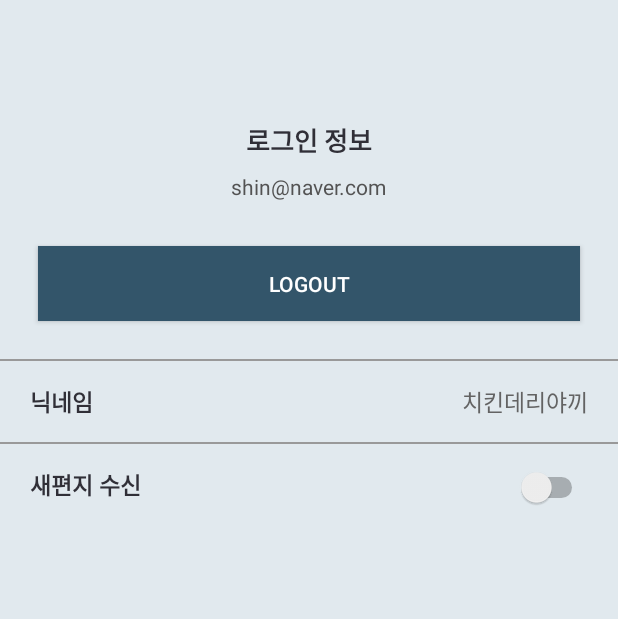
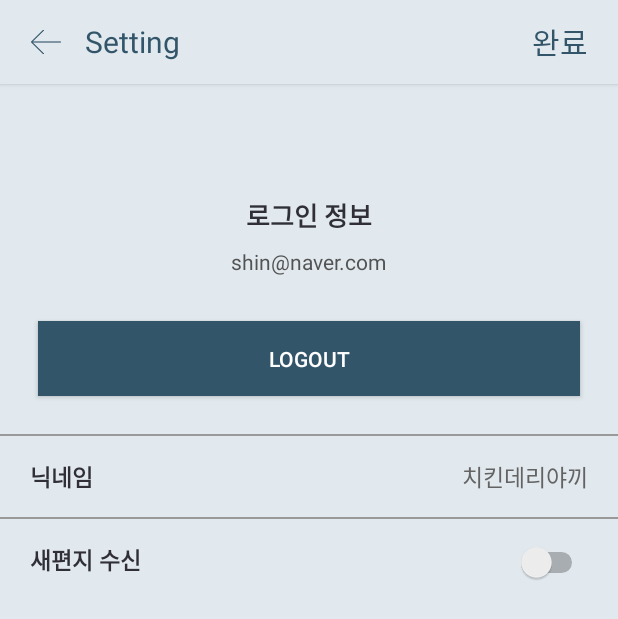
Before and after one commit to SignalHouse/Android-dear, an Android app: the MyPageActivity screen opened directly, with no data from a screen before it, on a phone screen of 412 x 824 dp. Shown: the top 619 px of the screen. Run offline under Robolectric (Android 15) with nearby library versions, the phone set to English and light mode, and no system bars; our stand-ins replace ButterKnife.

Commit message:
tool bar added

```diff
--- a/app/src/main/java/nexters/com/dear/activity/MyPageActivity.java
+++ b/app/src/main/java/nexters/com/dear/activity/MyPageActivity.java
@@ -2,14 +2,48 @@ package nexters.com.dear.activity;
 
 import android.support.v7.app.AppCompatActivity;
 import android.os.Bundle;
+import android.support.v7.widget.Toolbar;
+import android.view.View;
+import android.widget.ImageView;
+import android.widget.TextView;
+import android.widget.Toast;
 
+import butterknife.BindView;
+import butterknife.ButterKnife;
+import butterknife.OnClick;
 import nexters.com.dear.R;
 
 public class MyPageActivity extends AppCompatActivity {
+    @BindView(R.id.mypage_toolbar)
+    Toolbar toolbar;
+    @BindView(R.id.tool_bar_base_btn)
+    ImageView btnBase;
+    @BindView(R.id.tool_bar_base_go_back)
+    ImageView btnGoback;
+    @BindView(R.id.tool_bar_base_title)
+    TextView txtTitle;
+    @BindView(R.id.tool_bar_base_txt)
+    TextView txtComplete;
 
     @Override
     protected void onCreate(Bundle savedInstanceState) {
         super.onCreate(savedInstanceState);
         setContentView(R.layout.activity_my_page);
+
+        ButterKnife.bind(this);
+        setToolbar();
+    }
+
+    private void setToolbar(){
+        setSupportActionBar(toolbar);
+
+        btnBase.setVisibility(View.GONE);
+        txtComplete.setVisibility(View.VISIBLE);
+        txtTitle.setText("Setting");
+
+    }
+    @OnClick(R.id.tool_bar_base_go_back)
+    void onGoBackClicked(){
+        Toast.makeText(getApplicationContext(), "Goback clicked", Toast.LENGTH_SHORT).show();
     }
 }
--- a/app/src/main/res/layout/activity_my_page.xml
+++ b/app/src/main/res/layout/activity_my_page.xml
@@ -1,12 +1,23 @@
 <?xml version="1.0" encoding="utf-8"?>
-<android.support.constraint.ConstraintLayout xmlns:android="http://schemas.android.com/apk/res/android"
+<LinearLayout xmlns:android="http://schemas.android.com/apk/res/android"
     xmlns:app="http://schemas.android.com/apk/res-auto"
     xmlns:tools="http://schemas.android.com/tools"
     android:layout_width="match_parent"
     android:layout_height="match_parent"
-    tools:context=".activity.MyPageActivity">
+    tools:context=".activity.MyPageActivity"
+    android:orientation="vertical"
+    >
 
+    <include
+        android:id="@+id/mypage_toolbar"
+        android:layout_height="wrap_content"
+        android:layout_width="match_parent"
+        layout="@layout/tool_bar_base"
+        />
 
+    <android.support.constraint.ConstraintLayout
+        android:layout_width="match_parent"
+        android:layout_height="match_parent">
     <TextView
         android:id="@+id/mypage_dcrp_login_info"
         android:layout_width="wrap_content"
@@ -145,4 +156,5 @@
         app:layout_constraintVertical_bias="0"
         app:layout_constraintHorizontal_bias="1"
         />
-</android.support.constraint.ConstraintLayout>
+    </android.support.constraint.ConstraintLayout>
+</LinearLayout>
--- a/app/src/main/res/layout/tool_bar_base.xml
+++ b/app/src/main/res/layout/tool_bar_base.xml
@@ -5,11 +5,13 @@
     xmlns:app="http://schemas.android.com/apk/res-auto"
     app:contentInsetLeft="0dp"
     app:contentInsetStart="0dp"
-    android:elevation="1dp">
+    android:background="#e1e9ee"
+    android:elevation="2dp"
+    >
 
     <android.support.constraint.ConstraintLayout
         android:layout_width="match_parent"
-        android:layout_height="match_parent">
+        android:layout_height="wrap_content">
 
         <ImageView
             android:id="@+id/tool_bar_base_go_back"
```
Also changed, not shown: app/src/main/java/nexters/com/dear/activity/ChatRoomActivity.java (+28 -0 lines), app/src/main/java/nexters/com/dear/activity/LostActivity.java (+32 -1 lines), app/src/main/java/nexters/com/dear/activity/RegisterActivity.java (+32 -0 lines), app/src/main/java/nexters/com/dear/activity/WriteActivity.java (+27 -1 lines), app/src/main/res/layout/activity_chat_room.xml (+15 -6 lines), app/src/main/res/layout/activity_lost.xml (+11 -3 lines), app/src/main/res/layout/activity_register.xml (+11 -3 lines), app/src/main/res/layout/activity_write.xml (+8 -3 lines).
